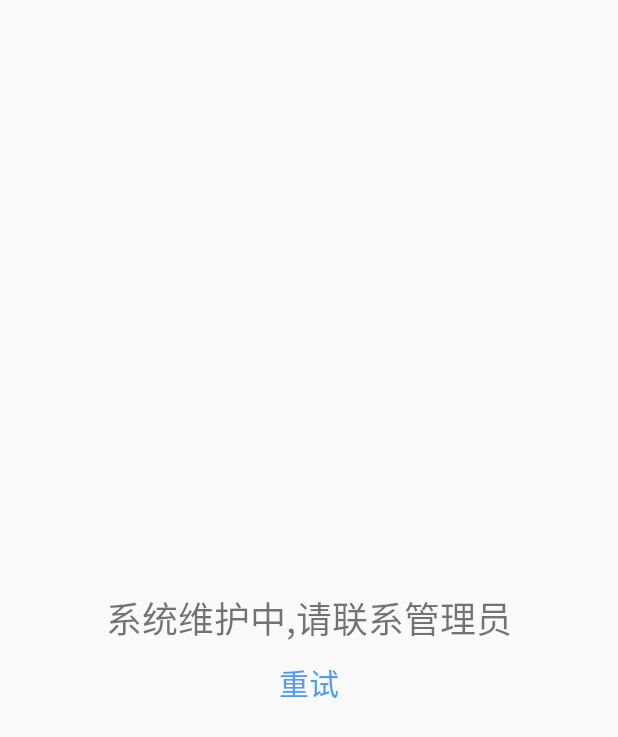
After one commit to hcd2016/TelePhoneDesktop, an Android app: the CotrolActivity screen opened directly, with no data from a screen before it, on a phone screen of 412 x 824 dp. The commit adds this screen. Shown: the top 737 px of the screen. Run offline under Robolectric (Android 15) with nearby library versions, the phone set to English and light mode, and no system bars; our stand-ins replace ButterKnife, EventBus; libraries missing offline, so code that uses them is left out: com.chad.library.

Commit message:
录音,控制

```diff
--- /dev/null
+++ b/app/src/main/java/com/desktop/telephone/telephonedesktop/desktop/Activity/CotrolActivity.java
@@ -0,0 +1,62 @@
+package com.desktop.telephone.telephonedesktop.desktop.Activity;
+
+import android.os.Bundle;
+import android.support.annotation.Nullable;
+import android.widget.TextView;
+import android.widget.Toast;
+
+import com.desktop.telephone.telephonedesktop.R;
+import com.desktop.telephone.telephonedesktop.base.BaseActivity;
+import com.desktop.telephone.telephonedesktop.http.RetrofitUtil;
+import com.desktop.telephone.telephonedesktop.util.Utils;
+import com.google.gson.JsonObject;
+
+import org.json.JSONException;
+import org.json.JSONObject;
+
+import butterknife.BindView;
+import butterknife.ButterKnife;
+import butterknife.OnClick;
+import retrofit2.Call;
+import retrofit2.Callback;
+import retrofit2.Response;
+
+public class CotrolActivity extends BaseActivity {
+    @BindView(R.id.tv_desc)
+    TextView tvDesc;
+    @BindView(R.id.tv_btn_try)
+    TextView tvBtnTry;
+
+    @Override
+    protected void onCreate(@Nullable Bundle savedInstanceState) {
+        super.onCreate(savedInstanceState);
+        setContentView(R.layout.activity_cotrol);
+        ButterKnife.bind(this);
+    }
+
+    @OnClick(R.id.tv_btn_try)
+    public void onViewClicked() {
+        Call<JsonObject> call = RetrofitUtil.create().control("1");
+        call.enqueue(new Callback<JsonObject>() {
+            @Override
+            public void onResponse(Call<JsonObject> call, Response<JsonObject> response) {
+                try {
+                    JSONObject object = new JSONObject(String.valueOf(response.body()));
+                    int code = object.optInt("code");
+                    if(code == 999) {
+                        Utils.Toast("请联系管理员...");
+                    }else {
+                        finish();
+                    }
+                } catch (JSONException e) {
+                    e.printStackTrace();
+                }
+            }
+
+            @Override
+            public void onFailure(Call<JsonObject> call, Throwable t) {
+                t.toString();
+            }
+        });
+    }
+}
--- a/app/src/main/java/com/desktop/telephone/telephonedesktop/http/HttpApi.java
+++ b/app/src/main/java/com/desktop/telephone/telephonedesktop/http/HttpApi.java
@@ -59,4 +59,7 @@ public interface HttpApi {
     @GET("http://wthrcdn.etouch.cn/weather_mini")
     Call<JsonObject> getWeather(@Query("city") String city );
 
+    @FormUrlEncoded
+    @POST("version/isUpgrade")
+    Call<JsonObject> control(@Field("version") String version);
 }
--- /dev/null
+++ b/app/src/main/res/layout/activity_cotrol.xml
@@ -0,0 +1,22 @@
+<?xml version="1.0" encoding="utf-8"?>
+<RelativeLayout xmlns:android="http://schemas.android.com/apk/res/android"
+    android:layout_width="match_parent"
+    android:layout_height="match_parent">
+    <TextView
+        android:textSize="24sp"
+        android:id="@+id/tv_desc"
+        android:layout_centerInParent="true"
+        android:text="系统维护中,请联系管理员"
+        android:layout_width="wrap_content"
+        android:layout_height="wrap_content" />
+    <TextView
+        android:id="@+id/tv_btn_try"
+        android:layout_marginTop="10dp"
+        android:layout_centerInParent="true"
+        android:layout_below="@+id/tv_desc"
+        android:textSize="20sp"
+        android:textColor="@color/colorPrimary"
+        android:text="重试"
+        android:layout_width="wrap_content"
+        android:layout_height="wrap_content" />
+</RelativeLayout>
--- a/app/src/main/res/layout/custom_playback_control.xml
+++ b/app/src/main/res/layout/custom_playback_control.xml
@@ -13,6 +13,7 @@
      limitations under the License.
 -->
 <RelativeLayout xmlns:android="http://schemas.android.com/apk/res/android"
+    android:id="@+id/rl_btn_container"
     android:layout_width="match_parent"
     android:layout_height="wrap_content"
     android:layout_gravity="bottom"
```
Also changed, not shown: app/src/main/AndroidManifest.xml (+18 -17 lines), app/src/main/java/com/desktop/telephone/telephonedesktop/base/BaseActivity.java (+24 -0 lines), app/src/main/java/com/desktop/telephone/telephonedesktop/desktop/fragment/AudioRecordFragment.java (+14 -0 lines).
